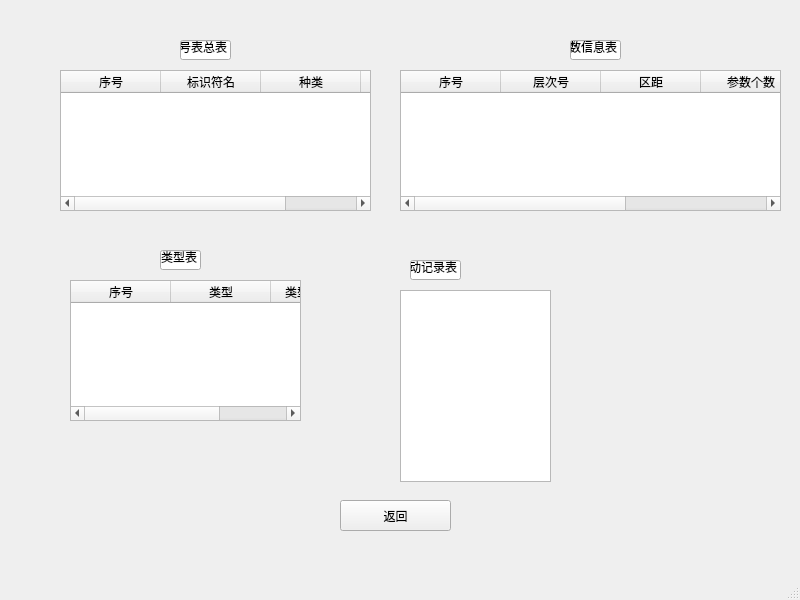
Before: the Qt Designer form symtable.ui in lh2080028463/Compiler, drawn with Qt 5.
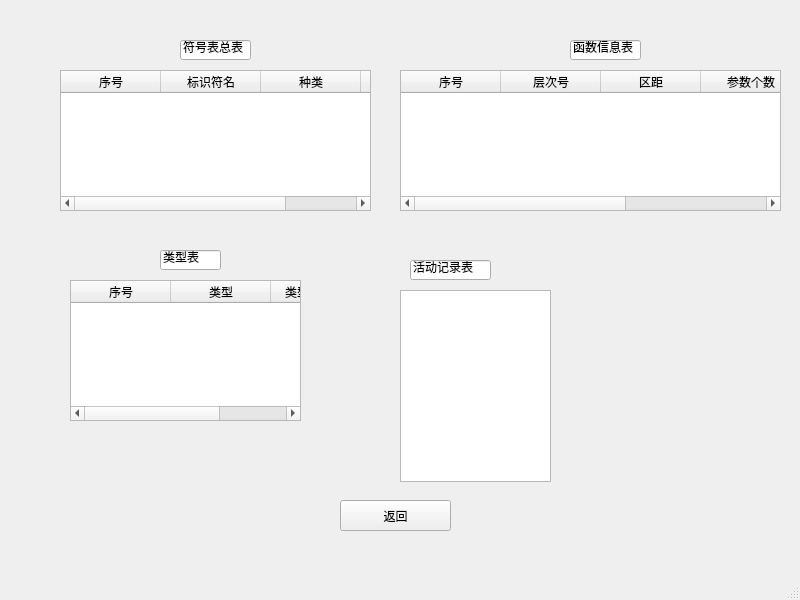
After: the same form once the commit is applied.

```diff
--- a/symtable.ui
+++ b/symtable.ui
@@ -19,7 +19,7 @@
      <rect>
       <x>570</x>
       <y>40</y>
-      <width>51</width>
+      <width>71</width>
       <height>20</height>
      </rect>
     </property>
@@ -42,7 +42,7 @@
      <rect>
       <x>160</x>
       <y>250</y>
-      <width>41</width>
+      <width>61</width>
       <height>20</height>
      </rect>
     </property>
@@ -55,7 +55,7 @@
      <rect>
       <x>410</x>
       <y>260</y>
-      <width>51</width>
+      <width>81</width>
       <height>20</height>
      </rect>
     </property>
@@ -128,7 +128,7 @@
      <rect>
       <x>180</x>
       <y>40</y>
-      <width>51</width>
+      <width>71</width>
       <height>20</height>
      </rect>
     </property>
```
